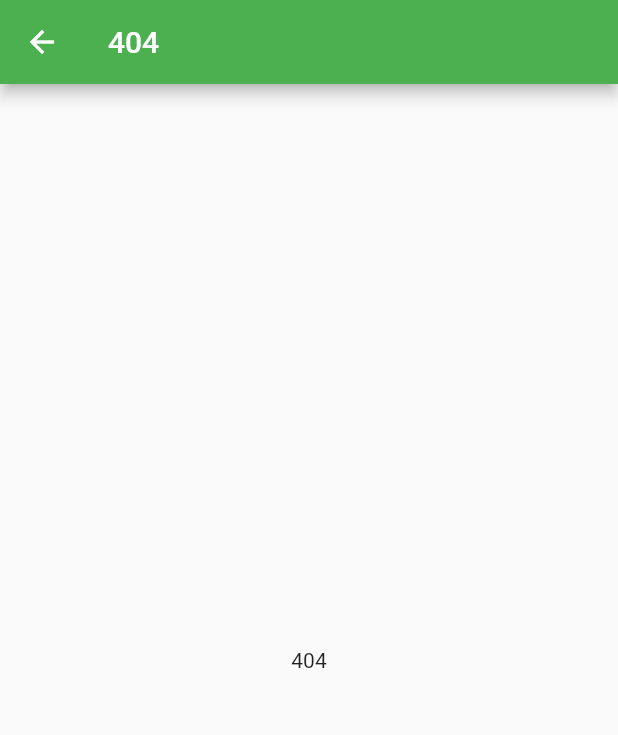
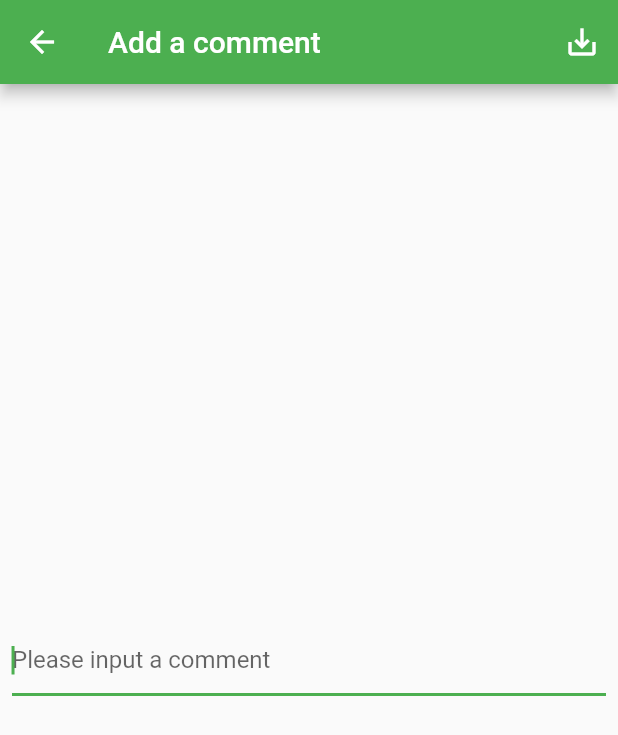
Before and after one commit to 19700101000000/flutter-practice_refactoring, a Flutter app: the screen it shows after launch, after a tap on the "add" icon, on a phone screen of 412 x 824 dp. Shown: the top 735 px of the screen. Run offline on Flutter 3.47's test engine with Material 2 defaults, Android fonts, the phone set to English and light mode, and no system bars.

Commit message:
Add 7th answer

```diff
--- a/lib/l10n/intl_ja.arb
+++ b/lib/l10n/intl_ja.arb
@@ -6,5 +6,6 @@
   "editYourName": "名前を編集",
   "addAComment": "コメントを追加",
   "noName": "名無し",
-  "pleaseInputYourName": "名前を入力してください"
+  "pleaseInputYourName": "名前を入力してください",
+  "pleaseInputAComment": "コメントを入力してください"
 }
--- a/lib/l10n/intl_messages.arb
+++ b/lib/l10n/intl_messages.arb
@@ -1,6 +1,6 @@
 {
   "@@locale": "en",
-  "@@last_modified": "2019-08-01T21:14:42.878382",
+  "@@last_modified": "2019-08-03T04:59:25.478579",
   "title": "Hello, world",
   "@title": {
     "type": "text",
@@ -37,5 +37,10 @@
   "@pleaseInputYourName": {
     "type": "text",
     "placeholders": {}
+  },
+  "pleaseInputAComment": "Please input a comment",
+  "@pleaseInputAComment": {
+    "type": "text",
+    "placeholders": {}
   }
 }
--- a/lib/l10n/messages.dart
+++ b/lib/l10n/messages.dart
@@ -44,4 +44,5 @@ class Messages {
   String get addAComment => Intl.message('Add a comment', name: 'addAComment');
   String get noName => Intl.message('no-name', name: 'noName');
   String get pleaseInputYourName => Intl.message('Please input your name', name: 'pleaseInputYourName');
+  String get pleaseInputAComment => Intl.message('Please input a comment', name: 'pleaseInputAComment');
 }
--- a/lib/l10n/messages_en.dart
+++ b/lib/l10n/messages_en.dart
@@ -29,6 +29,7 @@ class MessageLookup extends MessageLookupByLibrary {
     "helloUser" : m0,
     "noName" : MessageLookupByLibrary.simpleMessage("no-name"),
     "pleaseAddAnyComments" : MessageLookupByLibrary.simpleMessage("Please add any Comments"),
+    "pleaseInputAComment" : MessageLookupByLibrary.simpleMessage("Please input a comment"),
     "pleaseInputYourName" : MessageLookupByLibrary.simpleMessage("Please input your name"),
     "title" : MessageLookupByLibrary.simpleMessage("Hello, world")
   };
--- a/lib/l10n/messages_ja.dart
+++ b/lib/l10n/messages_ja.dart
@@ -29,6 +29,7 @@ class MessageLookup extends MessageLookupByLibrary {
     "helloUser" : m0,
     "noName" : MessageLookupByLibrary.simpleMessage("名無し"),
     "pleaseAddAnyComments" : MessageLookupByLibrary.simpleMessage("コメントを追加してください"),
+    "pleaseInputAComment" : MessageLookupByLibrary.simpleMessage("コメントを入力してください"),
     "pleaseInputYourName" : MessageLookupByLibrary.simpleMessage("名前を入力してください"),
     "title" : MessageLookupByLibrary.simpleMessage("こんにちは、世界")
   };
--- /dev/null
+++ b/lib/pages/add_comment_page.dart
@@ -0,0 +1,44 @@
+import 'package:flutter/material.dart';
+import 'package:practice_refactoring/l10n/messages.dart';
+
+class AddCommentPage extends StatefulWidget {
+  @override
+  _AddCommentPageState createState() => _AddCommentPageState();
+}
+
+class _AddCommentPageState extends State<AddCommentPage> {
+  TextEditingController controller;
+
+  @override
+  void initState() {
+    super.initState();
+    controller = TextEditingController();
+  }
+
+  @override
+  Widget build(BuildContext context) {
+    return Scaffold(
+      appBar: AppBar(
+        title: Text(Messages.of(context).addAComment),
+        actions: <Widget>[
+          IconButton(
+            onPressed: () => Navigator.pop(context, controller.text),
+            icon: Icon(Icons.save_alt),
+          )
+        ],
+      ),
+      body: Center(
+        child: Padding(
+          padding: const EdgeInsets.all(8.0),
+          child: TextField(
+            autofocus: true,
+            controller: controller,
+            decoration: InputDecoration(
+              hintText: Messages.of(context).pleaseInputAComment,
+            ),
+          ),
+        ),
+      ),
+    );
+  }
+}
--- a/lib/utils/app_navigators.dart
+++ b/lib/utils/app_navigators.dart
@@ -1,4 +1,5 @@
 import 'package:flutter/material.dart';
+import 'package:practice_refactoring/pages/add_comment_page.dart';
 import 'package:practice_refactoring/utils/categories.dart';
 import 'package:practice_refactoring/pages/edit_name_page.dart';
 import 'package:practice_refactoring/pages/empty_page.dart';
@@ -13,6 +14,8 @@ class AppNavigators {
               return EditNamePage(arg is String
                 ? arg
                 : '');
+            case Categories.add_comment:
+              return AddCommentPage();
             default:
               return EmptyPage();
           }
```
Also changed, not shown: 1 other file.
